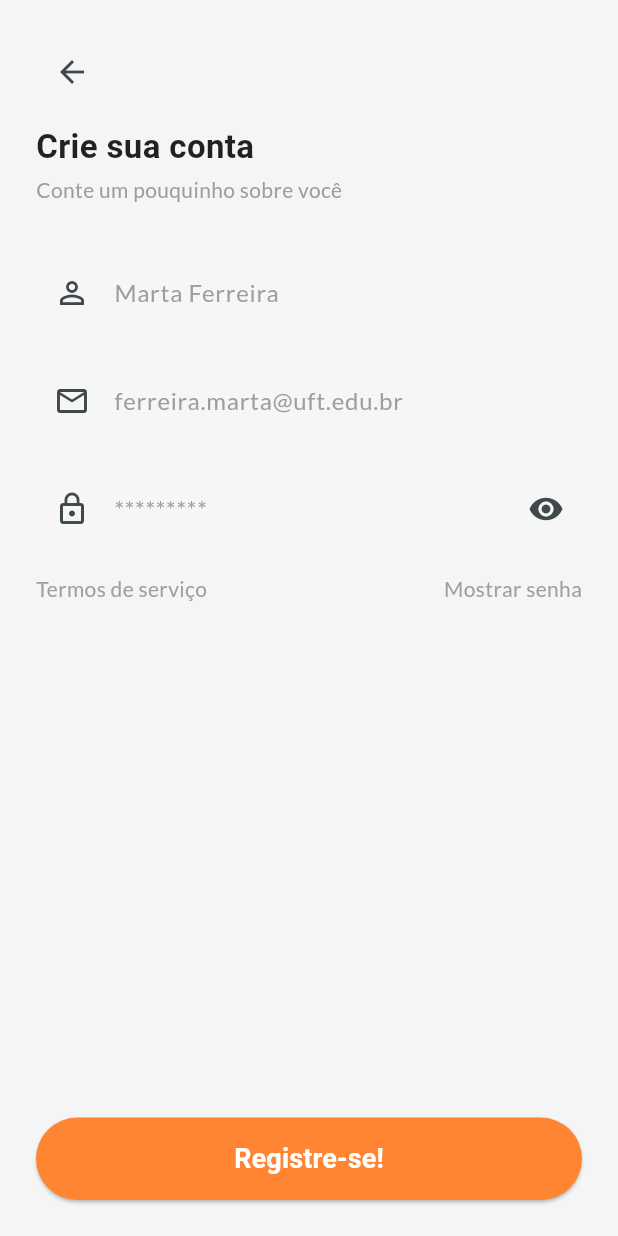
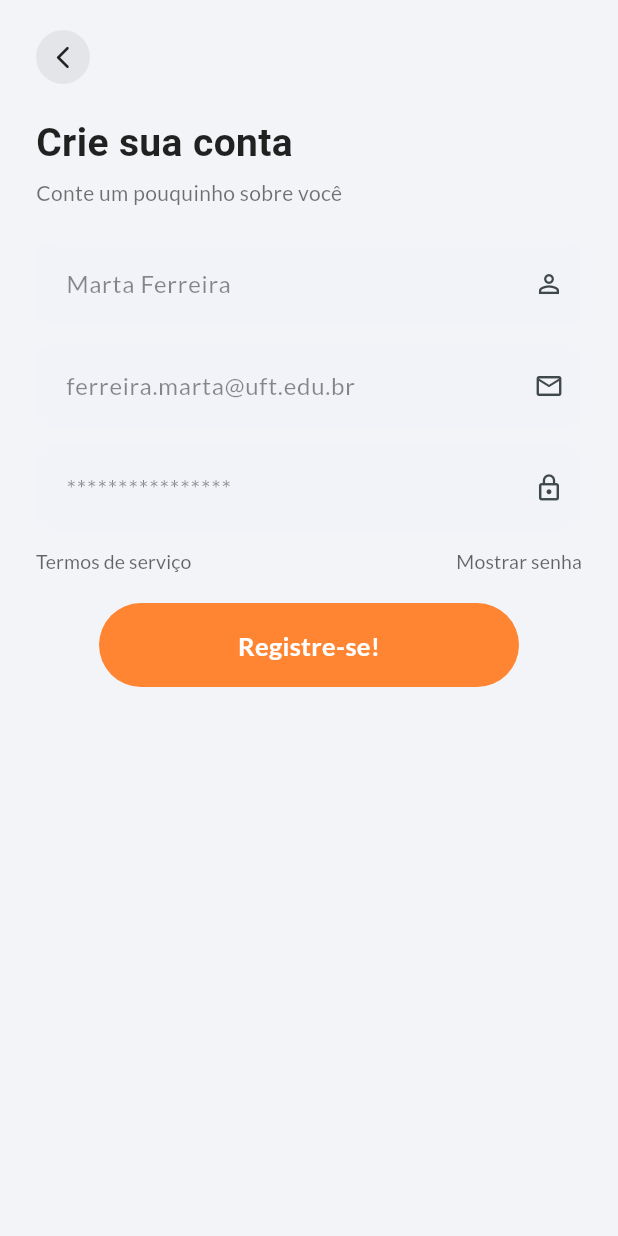
Before and after one commit to sophiaprado1/Quartinho-PS, a Flutter app: the SignUpPage screen opened directly, on a phone screen of 412 x 824 dp. Run offline on Flutter 3.47's test engine with Material 3 defaults, Android fonts, the light colour scheme and no system bars; our stand-ins replace font_awesome_flutter, google_fonts.

Commit message:
feat: adiciona telas de ChooseRole e Location com suporte a endereço - Integra fluxo de SignUp  ChooseRole  Location - Cria widgets reutilizáveis (BackPillButton, SkipPill, MapCard, AddressCard) - Adiciona asset gps.png para mapa - Ajusta signup_page para validação e navegação

```diff
--- a/mobile/lib/pages/signup/signup_page.dart
+++ b/mobile/lib/pages/signup/signup_page.dart
@@ -1,5 +1,6 @@
 import 'package:flutter/material.dart';
 import 'package:google_fonts/google_fonts.dart';
+import 'package:mobile/pages/choose_role/choose_role_page.dart';
 
 class SignUpPage extends StatefulWidget {
   const SignUpPage({super.key});
@@ -9,142 +10,168 @@ class SignUpPage extends StatefulWidget {
 }
 
 class _SignUpPageState extends State<SignUpPage> {
+  final _formKey = GlobalKey<FormState>();
+
+  // controllers para manter o texto ao voltar
+  final _nameCtrl = TextEditingController();
+  final _emailCtrl = TextEditingController();
+  final _passwordCtrl = TextEditingController();
+
   bool showPassword = false;
+
+  // cores de layout
+  static const Color bgPage = Color(0xFFF3F4F7);
+  static const Color fieldBg = Color(0xFFF2F3F9);
+  static const Color accent = Color(0xFFFF8533);
+
+  @override
+  void dispose() {
+    _nameCtrl.dispose();
+    _emailCtrl.dispose();
+    _passwordCtrl.dispose();
+    super.dispose();
+  }
 
   @override
   Widget build(BuildContext context) {
     return Scaffold(
+      backgroundColor: bgPage,
       body: SafeArea(
+        child: SingleChildScrollView(
           child: Padding(
-          padding: const EdgeInsets.all(24),
+            padding: const EdgeInsets.symmetric(horizontal: 24, vertical: 20),
+            child: Form(
+              key: _formKey,
               child: Column(
                 crossAxisAlignment: CrossAxisAlignment.start,
                 children: [
-              // Voltar
-              IconButton(
-                icon: const Icon(Icons.arrow_back),
-                onPressed: () => Navigator.pop(context),
+                  // Botão de voltar (pill)
+                  const Padding(
+                    padding: EdgeInsets.only(bottom: 24),
+                    child: BackPillButton(),
                   ),
 
-              const SizedBox(height: 10),
-
-              // Título - Roboto
+                  // título — Roboto
                   Text(
-                "Crie sua conta",
+                    'Crie sua conta',
                     style: GoogleFonts.roboto(
-                  fontSize: 22,
+                      fontSize: 26,
                       fontWeight: FontWeight.bold,
+                      height: 1.2,
                     ),
                   ),
+                  const SizedBox(height: 8),
 
-              const SizedBox(height: 4),
-
-              // Subtítulo - Lato
+                  // subtítulo — Lato
                   Text(
-                "Conte um pouquinho sobre você",
+                    'Conte um pouquinho sobre você',
                     style: GoogleFonts.lato(
                       fontSize: 14,
-                  color: Colors.grey,
+                      color: Colors.black.withValues(alpha: 0.55),
+                      height: 1.3,
                     ),
                   ),
+                  const SizedBox(height: 24),
 
-              const SizedBox(height: 30),
+                  // Campos
+                  _InputRightIcon(
+                    controller: _nameCtrl,
+                    hint: 'Marta Ferreira',
+                    icon: Icons.person_outline,
+                    validator: (v) =>
+                        v == null || v.isEmpty ? "Informe seu nome" : null,
+                  ),
+                  const SizedBox(height: 12),
 
-              // Campo Nome - Lato
-              TextField(
-                style: GoogleFonts.lato(),
-                decoration: InputDecoration(
-                  hintText: "Marta Ferreira",
-                  hintStyle: GoogleFonts.lato(color: Colors.grey),
-                  prefixIcon: const Icon(Icons.person_outline),
-                  filled: true,
-                  fillColor: const Color(0xFFF6F6F6),
-                  border: OutlineInputBorder(
-                    borderRadius: BorderRadius.circular(12),
-                    borderSide: BorderSide.none,
+                  _InputRightIcon(
+                    controller: _emailCtrl,
+                    hint: 'ferreira.marta@uft.edu.br',
+                    icon: Icons.email_outlined,
+                    keyboardType: TextInputType.emailAddress,
+                    validator: (v) {
+                      if (v == null || v.isEmpty) return "Informe seu e-mail";
+                      if (!v.contains("@")) return "E-mail inválido";
+                      return null;
+                    },
+                  ),
+                  const SizedBox(height: 12),
+
+                  _InputRightIcon(
+                    controller: _passwordCtrl,
+                    hint: '****************',
+                    icon: Icons.lock_outline,
+                    obscure: !showPassword,
+                    validator: (v) {
+                      if (v == null || v.isEmpty) return "Informe a senha";
+                      if (v.length < 6) return "Mínimo 6 caracteres";
+                      return null;
+                    },
+                  ),
+                  const SizedBox(height: 12),
+
+                  // Linha inferior
+                  Row(
+                    mainAxisAlignment: MainAxisAlignment.spaceBetween,
+                    children: [
+                      TextButton(
+                        style: _flatBtnStyle,
+                        onPressed: () {},
+                        child: Text(
+                          'Termos de serviço',
+                          style: GoogleFonts.lato(
+                            fontSize: 13,
+                            color: Colors.black.withValues(alpha: 0.6),
                           ),
                         ),
                       ),
-
-              const SizedBox(height: 16),
-
-              // Campo Email - Lato
-              TextField(
-                style: GoogleFonts.lato(),
-                decoration: InputDecoration(
-                  hintText: "ferreira.marta@uft.edu.br",
-                  hintStyle: GoogleFonts.lato(color: Colors.grey),
-                  prefixIcon: const Icon(Icons.email_outlined),
-                  filled: true,
-                  fillColor: const Color(0xFFF6F6F6),
-                  border: OutlineInputBorder(
-                    borderRadius: BorderRadius.circular(12),
-                    borderSide: BorderSide.none,
+                      TextButton(
+                        style: _flatBtnStyle,
+                        onPressed: () =>
+                            setState(() => showPassword = !showPassword),
+                        child: Text(
+                          showPassword ? 'Ocultar senha' : 'Mostrar senha',
+                          style: GoogleFonts.lato(
+                            fontSize: 13,
+                            color: Colors.black.withValues(alpha: 0.6),
                           ),
                         ),
                       ),
+                    ],
+                  ),
+                  const SizedBox(height: 18),
 
-              const SizedBox(height: 16),
-
-              // Campo Senha - Lato
-              TextField(
-                style: GoogleFonts.lato(),
-                obscureText: !showPassword,
-                decoration: InputDecoration(
-                  hintText: "*********",
-                  hintStyle: GoogleFonts.lato(color: Colors.grey),
-                  prefixIcon: const Icon(Icons.lock_outline),
-                  suffixIcon: IconButton(
-                    icon: Icon(
-                      showPassword
-                          ? Icons.visibility_off
-                          : Icons.visibility,
+                  // Botão principal
+                  Align(
+                    alignment: Alignment.center,
+                    child: SizedBox(
+                      width: 280,
+                      height: 56,
+                      child: ElevatedButton(
+                        style: ElevatedButton.styleFrom(
+                          backgroundColor: accent,
+                          elevation: 0,
+                          shape: RoundedRectangleBorder(
+                            borderRadius: BorderRadius.circular(28),
+                          ),
                         ),
                         onPressed: () {
-                      setState(() => showPassword = !showPassword);
+                          if (_formKey.currentState!.validate()) {
+                            Navigator.push(
+                              context,
+                              MaterialPageRoute(
+                                builder: (_) => const ChooseRolePage(),
+                              ),
+                            );
+                          }
                         },
-                  ),
-                  filled: true,
-                  fillColor: const Color(0xFFF6F6F6),
-                  border: OutlineInputBorder(
-                    borderRadius: BorderRadius.circular(12),
-                    borderSide: BorderSide.none,
-                  ),
-                ),
-              ),
-
-              const SizedBox(height: 16),
-
-              Row(
-                mainAxisAlignment: MainAxisAlignment.spaceBetween,
-                children: [
-                  Text("Termos de serviço",
-                      style: GoogleFonts.lato(color: Colors.grey)),
-                  Text("Mostrar senha",
-                      style: GoogleFonts.lato(color: Colors.grey)),
-                ],
-              ),
-
-              const Spacer(),
-
-              // Botão de registro
-              SizedBox(
-                width: double.infinity,
-                height: 55,
-                child: ElevatedButton(
-                  style: ElevatedButton.styleFrom(
-                    backgroundColor: const Color(0xFFFF8533),
-                    shape: RoundedRectangleBorder(
-                      borderRadius: BorderRadius.circular(30),
-                    ),
-                  ),
-                  onPressed: () {},
                         child: Text(
-                    "Registre-se!",
-                    style: GoogleFonts.roboto(
-                      fontSize: 18,
+                          'Registre-se!',
+                          style: GoogleFonts.lato(
+                            fontSize: 17,
                             fontWeight: FontWeight.bold,
                             color: Colors.white,
+                            letterSpacing: .2,
+                          ),
                         ),
                       ),
                     ),
@@ -153,6 +180,89 @@ class _SignUpPageState extends State<SignUpPage> {
               ),
             ),
           ),
+        ),
+      ),
+    );
+  }
+
+  ButtonStyle get _flatBtnStyle => TextButton.styleFrom(
+        padding: EdgeInsets.zero,
+        minimumSize: Size.zero,
+        tapTargetSize: MaterialTapTargetSize.shrinkWrap,
+      );
+}
+
+/// Botão de voltar em formato pill
+class BackPillButton extends StatelessWidget {
+  final VoidCallback? onTap;
+  const BackPillButton({super.key, this.onTap});
+
+  @override
+  Widget build(BuildContext context) {
+    return Material(
+      color: Colors.black.withValues(alpha: 0.06),
+      shape: const CircleBorder(),
+      child: InkWell(
+        customBorder: const CircleBorder(),
+        onTap: onTap ?? () => Navigator.pop(context),
+        child: const SizedBox(
+          width: 36,
+          height: 36,
+          child: Center(
+            child: Icon(Icons.arrow_back_ios_new_rounded, size: 18),
+          ),
+        ),
+      ),
     );
   }
 }
+
+/// Campo de input com ícone à direita
+class _InputRightIcon extends StatelessWidget {
+  final String hint;
+  final IconData icon;
+  final bool obscure;
+  final TextInputType? keyboardType;
+  final TextEditingController controller;
+  final String? Function(String?)? validator;
+
+  const _InputRightIcon({
+    required this.hint,
+    required this.icon,
+    required this.controller,
+    this.obscure = false,
+    this.keyboardType,
+    this.validator,
+  });
+
+  @override
+  Widget build(BuildContext context) {
+    return TextFormField(
+      controller: controller,
+      validator: validator,
+      keyboardType: keyboardType,
+      obscureText: obscure,
+      style: GoogleFonts.lato(),
+      decoration: InputDecoration(
+        hintText: hint,
+        hintStyle: GoogleFonts.lato(
+          color: Colors.black.withValues(alpha: 0.45),
+        ),
+        isDense: true,
+        filled: true,
+        fillColor: _SignUpPageState.fieldBg,
+        contentPadding:
+            const EdgeInsets.symmetric(vertical: 16, horizontal: 16),
+        suffixIcon: Padding(
+          padding: const EdgeInsets.only(right: 12),
+          child: Icon(icon, size: 20),
+        ),
+        suffixIconConstraints: const BoxConstraints(minWidth: 0, minHeight: 0),
+        border: OutlineInputBorder(
+          borderRadius: BorderRadius.circular(12),
+          borderSide: BorderSide.none,
+        ),
+      ),
+    );
+  }
+}
--- a/mobile/pubspec.yaml
+++ b/mobile/pubspec.yaml
@@ -32,7 +32,7 @@ dependencies:
     sdk: flutter
   cupertino_icons: ^1.0.8
   font_awesome_flutter: ^10.7.0
-  google_fonts: ^6.3.1
+  google_fonts: ^6.2.1
 
 dev_dependencies:
   flutter_test:
@@ -55,6 +55,7 @@ flutter:
     - assets/images/living_room.png
     - assets/images/login_home.png
     - assets/images/logo_gmail.png
+    - assets/images/gps.png
   # The following line ensures that the Material Icons font is
   # included with your application, so that you can use the icons in
   # the material Icons class.
```
Also changed, not shown: mobile/lib/pages/choose_role/choose_role_page.dart (added, +171 -0 lines), mobile/lib/pages/location/location_page.dart (added, +108 -0 lines), mobile/lib/pages/location/widgets/address_card.dart (added, +41 -0 lines), mobile/lib/pages/location/widgets/back_pill_button.dart (added, +30 -0 lines), mobile/lib/pages/location/widgets/map_card.dart (added, +33 -0 lines), mobile/lib/pages/location/widgets/skip_pill.dart (added, +24 -0 lines), mobile/lib/pages/login/widgets/button_login_email.dart (+16 -8 lines), mobile/assets/images/gps.png (added). Lines whose indentation alone changed are shown as unchanged.
